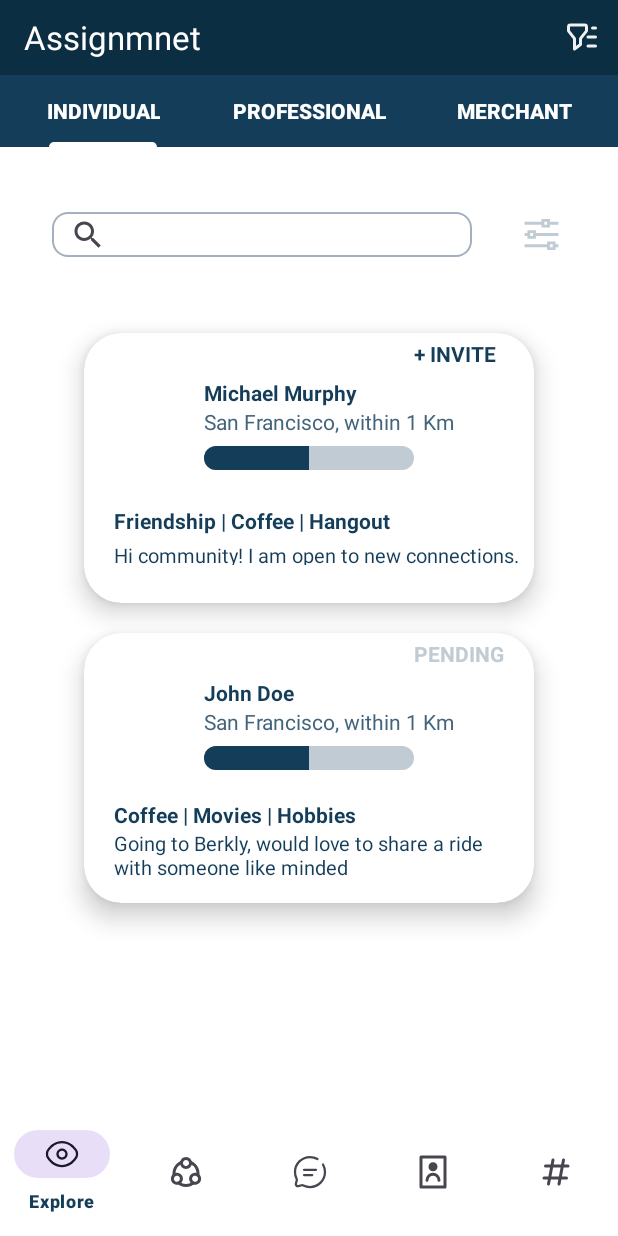
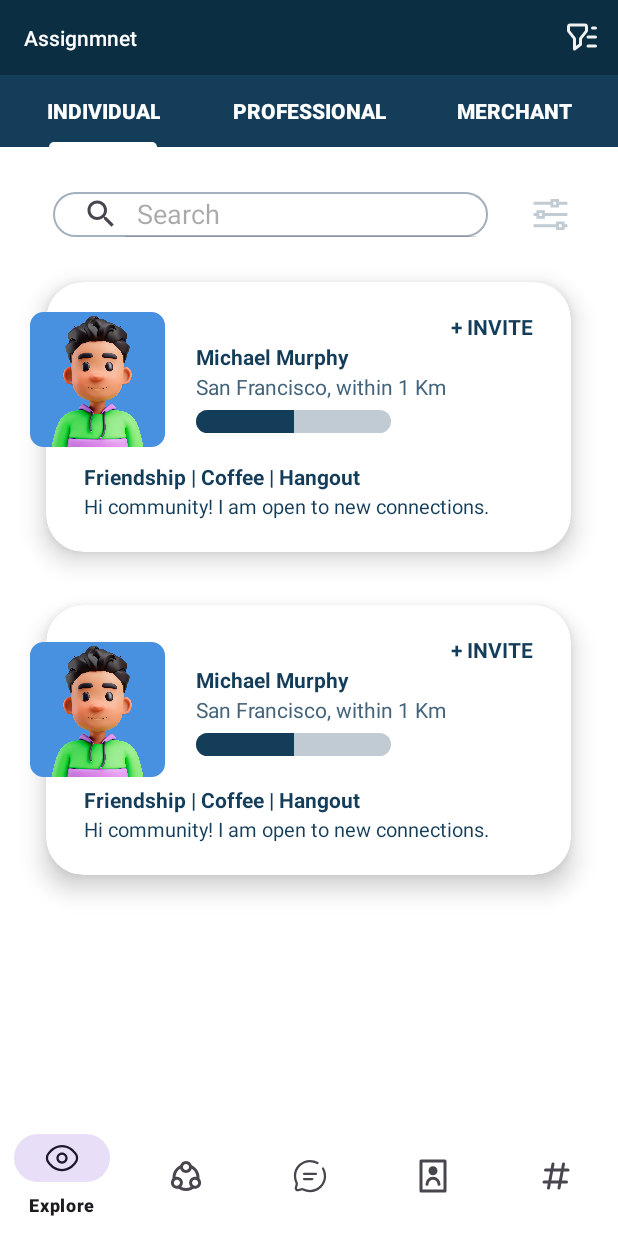
Before and after one commit to Kshitijkumar15/Assignmnet, an Android app: the screen it shows after launch (MainActivity), on a phone screen of 412 x 824 dp. Run offline under Robolectric (Android 15) with nearby library versions, the phone set to English and light mode, and no system bars.

Commit message:
UI Updated

```diff
--- a/app/src/main/java/com/example/assignmnet/MainActivity.java
+++ b/app/src/main/java/com/example/assignmnet/MainActivity.java
@@ -19,6 +19,7 @@ import androidx.appcompat.widget.Toolbar;
 import androidx.core.graphics.Insets;
 import androidx.core.view.ViewCompat;
 import androidx.core.view.WindowInsetsCompat;
+import androidx.drawerlayout.widget.DrawerLayout;
 import androidx.viewpager.widget.ViewPager;
 
 import com.google.android.material.tabs.TabLayout;
@@ -28,6 +29,7 @@ public class MainActivity extends AppCompatActivity {
         ProgressBar progressBar,progressBar2;
     TabLayout tb;
     ViewPager vp;
+//    private DrawerLayout drawerLayout;
 
     @SuppressLint("MissingInflatedId")
     @Override
@@ -35,19 +37,22 @@ public class MainActivity extends AppCompatActivity {
         super.onCreate(savedInstanceState);
         EdgeToEdge.enable(this);
         setContentView(R.layout.activity_main);
+//        drawerLayout = findViewById(R.id.drawer_layout);
         ViewCompat.setOnApplyWindowInsetsListener(findViewById(R.id.main), (v, insets) -> {
             Insets systemBars = insets.getInsets(WindowInsetsCompat.Type.systemBars());
             v.setPadding(systemBars.left, systemBars.top, systemBars.right, systemBars.bottom);
             return insets;
         });
-        tb=findViewById(R.id.tab);
-        vp=findViewById(R.id.viewpager);
-        ViewPagerAdapter adapter=new ViewPagerAdapter(getSupportFragmentManager());
+        tb = findViewById(R.id.tabLayout);
+        vp = findViewById(R.id.viewPager);
+        ViewPagerAdapter adapter = new ViewPagerAdapter(getSupportFragmentManager());
         vp.setAdapter(adapter);
         tb.setupWithViewPager(vp);
 
         toolbar = findViewById(R.id.toolbar);
         setSupportActionBar(toolbar);
+//        setTitle("Explore");
+
 
         progressBar = findViewById(R.id.progressBar2);
         progressBar2 = findViewById(R.id.progressBar1);
@@ -56,29 +61,31 @@ public class MainActivity extends AppCompatActivity {
         progressBar.setProgress(halfProgress);
         progressBar2.setProgress(halfProgress);
 
-        SearchView searchView = findViewById(R.id.searchView);
+//        SearchView searchView = findViewById(R.id.searchView);
 
 // Set the focus listener to show the hint text without clicking
-        searchView.setOnQueryTextFocusChangeListener(new View.OnFocusChangeListener() {
-            @Override
-            public void onFocusChange(View v, boolean hasFocus) {
-                if (!hasFocus) {
-                    searchView.setQueryHint(getString(hint));
-                }
-            }
-        });
+//        searchView.setOnQueryTextFocusChangeListener(new View.OnFocusChangeListener() {
+//            @Override
+//            public void onFocusChange(View v, boolean hasFocus) {
+//                if (!hasFocus) {
+//                    searchView.setQueryHint(getString(hint));
+//                }
+//            }
+//        });
 
 // Request focus programmatically
-        searchView.requestFocus();
+//        searchView.requestFocus();
 
     }
-        public boolean onCreateOptionsMenu(Menu menu){
-            MenuInflater inflater=getMenuInflater();
-            inflater.inflate(R.menu.toolbarmenu,menu);
+
+    public boolean onCreateOptionsMenu(Menu menu) {
+        MenuInflater inflater = getMenuInflater();
+        inflater.inflate(R.menu.toolbarmenu, menu);
         return true;
 
     }
-        public boolean onOptionsItemSelected(MenuItem item){
+
+    public boolean onOptionsItemSelected(MenuItem item) {
         if (item.getItemId() == R.id.refineFragment) {
             Intent intent = new Intent(this, RefineActivity.class);
             startActivity(intent);
--- a/app/src/main/res/drawable/searchshape.xml
+++ b/app/src/main/res/drawable/searchshape.xml
@@ -1,7 +1,7 @@
 <?xml version="1.0" encoding="utf-8"?>
 <shape xmlns:android="http://schemas.android.com/apk/res/android">
 <solid android:color="@color/white"></solid>
-    <corners android:radius="10dp">
+    <corners android:radius="30dp">
     </corners>
     <stroke android:color="#A4B0BD" android:width="1dp"></stroke>
 </shape>
--- a/app/src/main/res/layout/activity_main.xml
+++ b/app/src/main/res/layout/activity_main.xml
@@ -1,5 +1,5 @@
 <?xml version="1.0" encoding="utf-8"?>
-<androidx.constraintlayout.widget.ConstraintLayout xmlns:android="http://schemas.android.com/apk/res/android"
+<RelativeLayout xmlns:android="http://schemas.android.com/apk/res/android"
     xmlns:app="http://schemas.android.com/apk/res-auto"
     xmlns:tools="http://schemas.android.com/tools"
     android:id="@+id/main"
@@ -8,367 +8,249 @@
     android:background="@color/white"
     tools:context=".MainActivity">
 
-    <com.google.android.material.bottomnavigation.BottomNavigationView
-        android:id="@+id/bottomNavigationView"
+
+
+    <androidx.appcompat.widget.Toolbar
+        android:id="@+id/toolbar"
+        android:layout_width="match_parent"
+        android:layout_height="50dp"
+        app:titleTextAppearance="@style/Toolbar.TitleText"
+        android:background="?attr/colorPrimary"
+        android:minHeight="?attr/actionBarSize"
+        android:theme="?attr/actionBarTheme"
+        app:menu="@menu/toolbarmenu"
+        app:tabTextAppearance="@style/CustomTabTextAppearance"
+        app:titleTextColor="@color/white" />
+
+    <com.google.android.material.tabs.TabLayout
+        android:id="@+id/tabLayout"
         android:layout_width="match_parent"
         android:layout_height="wrap_content"
-        android:background="@color/white"
-        app:itemRippleColor="@color/textColor"
-        app:itemTextColor="@color/textColor"
-        app:layout_constraintBottom_toBottomOf="parent"
-        app:layout_constraintEnd_toEndOf="parent"
-        app:layout_constraintHorizontal_bias="0.0"
-        app:layout_constraintStart_toStartOf="parent"
-        app:layout_constraintTop_toTopOf="parent"
-        app:layout_constraintVertical_bias="0.996"
-        app:menu="@menu/menu" />
+        android:layout_below="@id/toolbar"
+        android:backgroundTint="#143d59"
+        app:tabIndicatorColor="@color/white"
+        app:tabTextAppearance="@style/CustomTabTextAppearance"
+        app:tabTextColor="@color/white" />
+
+    <com.google.android.material.tabs.TabItem
+        android:layout_width="match_parent"
+        android:layout_height="wrap_content"
+        android:text="Individual" />
+
+    <com.google.android.material.tabs.TabItem
+        android:layout_width="match_parent"
+        android:layout_height="wrap_content"
+        android:text="Professional" />
+
+
+    <com.google.android.material.tabs.TabItem
+        android:layout_width="match_parent"
+        android:layout_height="wrap_content"
+        android:text="Merchant" />
+
+
+    <androidx.viewpager.widget.ViewPager
+        android:id="@+id/viewPager"
+        android:layout_width="match_parent"
+        android:layout_height="match_parent"
+        android:layout_below="@id/tabLayout" />
+
+    <FrameLayout
+        android:layout_width="match_parent"
+        android:layout_height="match_parent"
+        android:layout_above="@id/bottomNavigationView"
+        android:layout_below="@id/tabLayout">
+
+        <RelativeLayout
+            android:layout_width="match_parent"
+            android:layout_height="match_parent">
 
             <SearchView
                 android:id="@+id/searchView"
-        android:layout_width="280dp"
+                android:layout_width="290dp"
                 android:layout_height="30dp"
+                android:layout_marginLeft="35dp"
+                android:layout_marginTop="30dp"
                 android:background="@drawable/searchshape"
-        app:layout_constraintBottom_toTopOf="@+id/cardView"
-        app:layout_constraintEnd_toEndOf="parent"
-        app:layout_constraintHorizontal_bias="0.265"
-        app:layout_constraintStart_toStartOf="parent"
-        app:layout_constraintTop_toBottomOf="@+id/tab"
-        app:layout_constraintVertical_bias="0.46">
-
-    </SearchView>
+                android:iconifiedByDefault="false"
+                android:queryHint="Search"
+                app:defaultQueryHint="hint" />
 
             <ImageView
                 android:id="@+id/imageView"
                 android:layout_width="30dp"
                 android:layout_height="30dp"
-        android:layout_marginTop="-18dp"
-        android:layout_marginEnd="36dp"
-        app:layout_constraintBottom_toTopOf="@+id/cardView"
-        app:layout_constraintEnd_toEndOf="parent"
-        app:layout_constraintHorizontal_bias="1.0"
-        app:layout_constraintStart_toEndOf="@+id/searchView"
-        app:layout_constraintTop_toBottomOf="@+id/tab"
-        app:layout_constraintVertical_bias="0.547"
+                android:layout_alignParentRight="true"
+                android:layout_marginTop="30dp"
+                android:layout_marginRight="30dp"
                 app:srcCompat="@drawable/adjust" />
 
             <androidx.cardview.widget.CardView
                 android:id="@+id/cardView"
-        android:layout_width="300dp"
+                android:layout_width="350dp"
                 android:layout_height="180dp"
-        android:layout_marginTop="-200dp"
+                android:layout_centerHorizontal="true"
+                android:layout_marginTop="90dp"
                 app:cardCornerRadius="25dp"
-        app:cardElevation="10dp"
-        app:layout_constraintBottom_toBottomOf="parent"
-        app:layout_constraintEnd_toEndOf="parent"
-        app:layout_constraintStart_toStartOf="parent"
-        app:layout_constraintTop_toTopOf="parent">
-
-        <androidx.constraintlayout.widget.ConstraintLayout
-            android:layout_width="match_parent"
-            android:layout_height="match_parent">
-
-            <LinearLayout
-                android:layout_width="match_parent"
-                android:layout_height="match_parent"
-                android:orientation="vertical"
-                app:layout_constraintBottom_toBottomOf="parent"
-                app:layout_constraintEnd_toEndOf="parent"
-                app:layout_constraintHorizontal_bias="0.0"
-                app:layout_constraintStart_toStartOf="parent"
-                app:layout_constraintTop_toTopOf="parent"
-                app:layout_constraintVertical_bias="1.0">
-
-                <LinearLayout
-                    android:layout_width="match_parent"
-                    android:layout_height="20dp"
-                    android:orientation="horizontal">
+                app:cardElevation="10dp">
 
                 <TextView
                     android:layout_width="wrap_content"
                     android:layout_height="wrap_content"
-                        android:layout_marginStart="220dp"
-                        android:layout_marginTop="4dp"
+                    android:layout_marginLeft="270dp"
+                    android:layout_marginTop="20dp"
                     android:text="+ INVITE"
                     android:textColor="@color/textColor"
-                        android:textStyle="bold"></TextView>
-                </LinearLayout>
+                    android:textStyle="bold" />
 
-                <LinearLayout
-                    android:layout_width="wrap_content"
-                    android:layout_height="40dp"
-                    android:layout_marginStart="60dp"
-                    android:layout_marginTop="10dp"
-                    android:orientation="vertical">
-
-                    <LinearLayout
-                        android:layout_width="match_parent"
-                        android:layout_height="wrap_content"
-                        android:orientation="horizontal">
 
                 <TextView
                     android:layout_width="wrap_content"
                     android:layout_height="wrap_content"
-                            android:layout_marginStart="20dp"
+                    android:layout_marginLeft="100dp"
+                    android:layout_marginTop="40dp"
                     android:text="Michael Murphy"
                     android:textColor="@color/textColor"
-                            android:textStyle="bold">
-
-                        </TextView>
-                    </LinearLayout>
-
-                    <LinearLayout
-                        android:layout_width="match_parent"
-                        android:layout_height="20dp"
-                        android:orientation="horizontal">
+                    android:textStyle="bold" />
 
                 <TextView
                     android:layout_width="wrap_content"
                     android:layout_height="wrap_content"
-                            android:layout_marginStart="20dp"
+                    android:layout_marginLeft="100dp"
+                    android:layout_marginTop="60dp"
                     android:text="San Francisco, within 1 Km"
-                            android:textColor="@color/location">
-
-                        </TextView>
-
-
-                    </LinearLayout>
-
-                </LinearLayout>
+                    android:textColor="@color/location" />
 
                 <ProgressBar
                     android:id="@+id/progressBar1"
                     style="?android:attr/progressBarStyleHorizontal"
-                    android:layout_width="140dp"
-                    android:layout_height="wrap_content"
-                    android:layout_marginStart="80dp"
-                    android:layout_marginTop="5dp"
+                    android:layout_width="130dp"
+                    android:layout_height="15dp"
+                    android:layout_marginLeft="100dp"
+                    android:layout_marginTop="85dp"
                     android:progressDrawable="@drawable/progressbar" />
-
-                <LinearLayout
-                    android:layout_width="wrap_content"
-                    android:layout_height="wrap_content"
-                    android:layout_marginTop="20dp"
-                    android:orientation="vertical">
-
-                    <LinearLayout
-                        android:layout_width="match_parent"
-                        android:layout_height="wrap_content"
-                        android:orientation="horizontal">
 
                 <TextView
                     android:layout_width="wrap_content"
                     android:layout_height="wrap_content"
-                            android:layout_marginStart="20dp"
-                            android:layout_marginTop="4dp"
+                    android:layout_marginLeft="25dp"
+                    android:layout_marginTop="120dp"
                     android:text="Friendship | Coffee | Hangout"
                     android:textColor="@color/textColor"
-                            android:textStyle="bold">
+                    android:textStyle="bold" />
 
-                        </TextView>
-                    </LinearLayout>
-
-                    <LinearLayout
-                        android:layout_width="match_parent"
-                        android:layout_height="20dp"
-                        android:orientation="horizontal">
 
                 <TextView
                     android:layout_width="wrap_content"
                     android:layout_height="wrap_content"
-                            android:layout_marginStart="20dp"
-                            android:layout_marginTop="4dp"
+                    android:layout_marginLeft="25dp"
+                    android:layout_marginTop="140dp"
                     android:text="Hi community! I am open to new connections."
                     android:textColor="@color/textColor"
-                            android:textSize="13dp">
+                    android:textSize="13dp" />
 
-                        </TextView>
 
-                    </LinearLayout>
-                </LinearLayout>
-
-            </LinearLayout>
-        </androidx.constraintlayout.widget.ConstraintLayout>
             </androidx.cardview.widget.CardView>
 
             <androidx.cardview.widget.CardView
-        android:layout_width="300dp"
+                android:id="@+id/cardView2"
+                android:layout_width="350dp"
                 android:layout_height="180dp"
-        android:layout_marginTop="200dp"
+                android:layout_below="@id/cardView"
+                android:layout_centerHorizontal="true"
+                android:layout_marginTop="35dp"
                 app:cardCornerRadius="25dp"
-        app:cardElevation="10dp"
-        app:layout_constraintBottom_toBottomOf="parent"
-        app:layout_constraintEnd_toEndOf="parent"
-        app:layout_constraintStart_toStartOf="parent"
-        app:layout_constraintTop_toTopOf="parent">
-
-        <androidx.constraintlayout.widget.ConstraintLayout
-            android:layout_width="match_parent"
-            android:layout_height="match_parent">
-
-            <LinearLayout
-                android:layout_width="match_parent"
-                android:layout_height="match_parent"
-                android:orientation="vertical"
-                app:layout_constraintBottom_toBottomOf="parent"
-                app:layout_constraintEnd_toEndOf="parent"
-                app:layout_constraintHorizontal_bias="0.0"
-                app:layout_constraintStart_toStartOf="parent"
-                app:layout_constraintTop_toTopOf="parent"
-                app:layout_constraintVertical_bias="1.0">
-
-                <LinearLayout
-                    android:layout_width="match_parent"
-                    android:layout_height="20dp"
-                    android:orientation="horizontal">
+                app:cardElevation="10dp">
 
                 <TextView
                     android:layout_width="wrap_content"
                     android:layout_height="wrap_content"
-                        android:layout_marginStart="220dp"
-                        android:layout_marginTop="4dp"
-                        android:text="PENDING"
-                        android:textColor="@color/third"
-                        android:textStyle="bold">
+                    android:layout_marginLeft="270dp"
+                    android:layout_marginTop="20dp"
+                    android:text="+ INVITE"
+                    android:textColor="@color/textColor"
+                    android:textStyle="bold" />
 
-                    </TextView>
-                </LinearLayout>
-
-                <LinearLayout
-                    android:layout_width="wrap_content"
-                    android:layout_height="40dp"
-                    android:layout_marginStart="60dp"
-                    android:layout_marginTop="10dp"
-                    android:orientation="vertical">
-
-                    <LinearLayout
-                        android:layout_width="match_parent"
-                        android:layout_height="wrap_content"
-                        android:orientation="horizontal">
 
                 <TextView
                     android:layout_width="wrap_content"
                     android:layout_height="wrap_content"
-                            android:layout_marginStart="20dp"
-                            android:text="John Doe"
+                    android:layout_marginLeft="100dp"
+                    android:layout_marginTop="40dp"
+                    android:text="Michael Murphy"
                     android:textColor="@color/textColor"
-                            android:textStyle="bold">
-
-                        </TextView>
-                    </LinearLayout>
-
-                    <LinearLayout
-                        android:layout_width="match_parent"
-                        android:layout_height="20dp"
-                        android:orientation="horizontal">
+                    android:textStyle="bold" />
 
                 <TextView
                     android:layout_width="wrap_content"
                     android:layout_height="wrap_content"
-                            android:layout_marginStart="20dp"
+                    android:layout_marginLeft="100dp"
+                    android:layout_marginTop="60dp"
                     android:text="San Francisco, within 1 Km"
-                            android:textColor="@color/location">
-
-                        </TextView>
-
-                    </LinearLayout>
-
-                </LinearLayout>
+                    android:textColor="@color/location" />
 
                 <ProgressBar
                     android:id="@+id/progressBar2"
                     style="?android:attr/progressBarStyleHorizontal"
-                    android:layout_width="140dp"
-                    android:layout_height="wrap_content"
-                    android:layout_marginStart="80dp"
-                    android:layout_marginTop="5dp"
+                    android:layout_width="130dp"
+                    android:layout_height="15dp"
+                    android:layout_marginLeft="100dp"
+                    android:layout_marginTop="85dp"
                     android:progressDrawable="@drawable/progressbar" />
-
-                <LinearLayout
-                    android:layout_width="match_parent"
-                    android:layout_height="wrap_content"
-                    android:layout_marginTop="20dp"
-                    android:orientation="vertical">
-
-                    <LinearLayout
-                        android:layout_width="wrap_content"
-                        android:layout_height="wrap_content"
-                        android:orientation="horizontal">
 
                 <TextView
                     android:layout_width="wrap_content"
                     android:layout_height="wrap_content"
-                            android:layout_marginStart="20dp"
-                            android:text="Coffee | Movies | Hobbies"
+                    android:layout_marginLeft="25dp"
+                    android:layout_marginTop="120dp"
+                    android:text="Friendship | Coffee | Hangout"
                     android:textColor="@color/textColor"
-                            android:textStyle="bold">
+                    android:textStyle="bold" />
 
-                        </TextView>
-                    </LinearLayout>
-
-                    <LinearLayout
-                        android:layout_width="match_parent"
-                        android:layout_height="wrap_content"
-                        android:orientation="horizontal">
 
                 <TextView
                     android:layout_width="wrap_content"
                     android:layout_height="wrap_content"
-                            android:layout_marginStart="20dp"
-                            android:text="Going to Berkly, would love to share a ride
-                            \nwith someone like minded"
+                    android:layout_marginLeft="25dp"
+                    android:layout_marginTop="140dp"
+                    android:text="Hi community! I am open to new connections."
                     android:textColor="@color/textColor"
-                            android:textSize="13dp">
+                    android:textSize="13dp" />
 
-                        </TextView>
 
-                    </LinearLayout>
-                </LinearLayout>
-
-            </LinearLayout>
-        </androidx.constraintlayout.widget.ConstraintLayout>
             </androidx.cardview.widget.CardView>
 
-    <androidx.appcompat.widget.Toolbar
-        android:id="@+id/toolbar"
-        android:layout_width="match_parent"
-        android:layout_height="50dp"
-        android:background="?attr/colorPrimary"
-        android:minHeight="?attr/actionBarSize"
-        android:theme="?attr/actionBarTheme"
-        app:titleTextColor="@color/white"
-        app:tabTextAppearance="@style/CustomTabTextAppearance"
-        app:layout_constraintEnd_toEndOf="parent"
-        app:layout_constraintStart_toStartOf="parent"
-        app:layout_constraintTop_toTopOf="parent"
-        app:menu="@menu/toolbarmenu" />
 
-    <androidx.viewpager.widget.ViewPager
-        android:id="@+id/viewpager"
-        android:layout_width="1dp"
-        android:layout_height="1dp"
-        app:layout_constraintBottom_toBottomOf="parent"
-        app:layout_constraintEnd_toEndOf="parent"
-        app:layout_constraintHorizontal_bias="0.986"
-        app:layout_constraintStart_toStartOf="parent"
-        app:layout_constraintTop_toTopOf="parent"
-        app:layout_constraintVertical_bias="0.864">
+        </RelativeLayout>
 
-    </androidx.viewpager.widget.ViewPager>
+        <com.google.android.material.imageview.ShapeableImageView
+            android:id="@+id/ivCV1"
+            android:layout_width="90dp"
+            android:layout_height="90dp"
+            android:layout_marginLeft="20dp"
+            android:layout_marginTop="110dp"
+            android:src="@drawable/pp"
+            app:shapeAppearanceOverlay="@style/RoundedSquare" />
 
-    <com.google.android.material.tabs.TabLayout
-        android:id="@+id/tab"
+        <com.google.android.material.imageview.ShapeableImageView
+            android:id="@+id/ivCV2"
+            android:layout_width="90dp"
+            android:layout_height="90dp"
+            android:layout_marginLeft="20dp"
+            android:layout_marginTop="330dp"
+            android:src="@drawable/pp"
+            app:shapeAppearanceOverlay="@style/RoundedSquare" />
+
+
+    </FrameLayout>
+
+    <com.google.android.material.bottomnavigation.BottomNavigationView
+        android:id="@+id/bottomNavigationView"
         android:layout_width="match_parent"
         android:layout_height="wrap_content"
-        android:layout_marginTop="50dp"
-        android:backgroundTint="#143d59"
-        app:layout_constraintEnd_toEndOf="parent"
-        app:layout_constraintStart_toStartOf="parent"
-        app:tabIndicatorColor="@android:color/white"
-        app:layout_constraintTop_toTopOf="parent"
-        app:tabTextAppearance="@style/CustomTabTextAppearance"
-        app:tabTextColor="@color/white">
+        android:layout_alignParentBottom="true"
+        android:background="@color/white"
+        app:elevation="10dp"
+        app:menu="@menu/menu" />
 
-    </com.google.android.material.tabs.TabLayout>
-
-
-</androidx.constraintlayout.widget.ConstraintLayout>
+</RelativeLayout>
--- a/app/src/main/res/values/styles.xml
+++ b/app/src/main/res/values/styles.xml
@@ -7,5 +7,11 @@
     <style name="MyMenuItemStyle" parent="Widget.AppCompat.TextView">
         <item name="android:textColor">@color/textColor</item>
     </style>
+    <style name="RoundedSquare">
+        <item name="cornerSize">10%</item>
+    </style>
+    <style name="Toolbar.TitleText" parent="TextAppearance.Widget.AppCompat.Toolbar.Title">
+        <item name="android:textSize">14sp</item>
+    </style>
 
 </resources>
```
Also changed, not shown: app/src/main/res/drawable/pp.jpg (added). Lines whose indentation alone changed are shown as unchanged.
